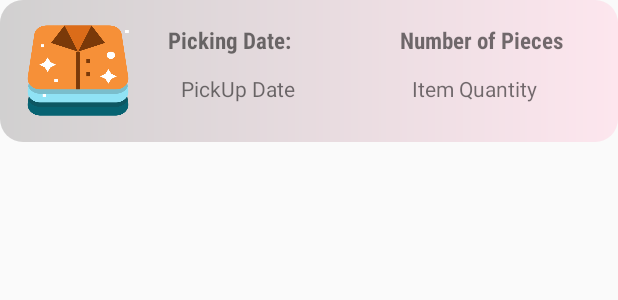
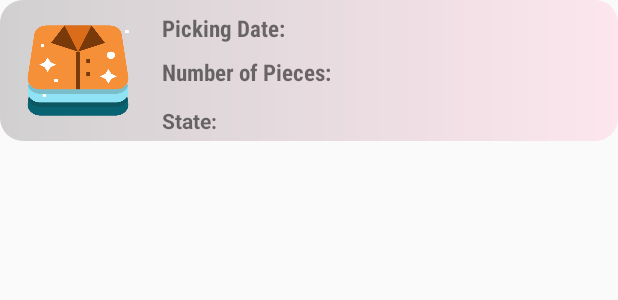
Before and after one commit to CleanLandTeam/CleanLand, an Android app: the layout fragment_my_order.xml on its own in the app's theme, with its tools: preview values and no code run, on a phone screen of 412 x 824 dp. Shown: the top 300 px of the screen. Run offline under Robolectric (Android 15) with nearby library versions, the phone set to English and light mode, and no system bars.

Commit message:
changed designs

```diff
--- a/app/src/main/AndroidManifest.xml
+++ b/app/src/main/AndroidManifest.xml
@@ -61,7 +61,8 @@
 
         </activity>
 
-        <activity android:name=".activities.confirmSignUpActivity" />
+        <activity android:name=".activities.confirmSignUpActivity"
+            android:theme="@style/AppTheme.NoActionBar"/>
         <activity
             android:name=".activities.LoginActivity"
             android:theme="@style/AppTheme.NoActionBar" />
--- a/app/src/main/res/layout/fragment_my_order.xml
+++ b/app/src/main/res/layout/fragment_my_order.xml
@@ -25,51 +25,71 @@
     <TextView
         android:id="@+id/textView3"
         android:layout_width="wrap_content"
-        android:layout_height="wrap_content"
-        android:layout_marginStart="24dp"
-        android:layout_marginLeft="24dp"
-        android:layout_marginTop="16dp"
+        android:layout_height="21dp"
+        android:layout_marginStart="20dp"
+        android:layout_marginLeft="20dp"
+        android:layout_marginTop="8dp"
         android:fontFamily="sans-serif-condensed"
-        android:textSize="15dp"
         android:text="Picking Date:"
+        android:textSize="15sp"
         android:textStyle="bold"
         app:layout_constraintStart_toEndOf="@+id/rowItemImageView"
         app:layout_constraintTop_toTopOf="parent" />
 
     <TextView
-        android:id="@+id/pickUpDateFragment"
-        android:layout_width="121dp"
-        android:layout_height="45dp"
-        android:layout_marginTop="12dp"
-        android:text="PickUp Date"
-        app:layout_constraintEnd_toStartOf="@+id/quantityItemFragment"
-        app:layout_constraintHorizontal_bias="0.5"
+        android:id="@+id/stateItemFragment"
+        android:layout_width="42dp"
+        android:layout_height="wrap_content"
+        android:layout_marginStart="4dp"
+        android:layout_marginLeft="4dp"
+        android:textStyle="bold"
+        app:layout_constraintBaseline_toBaselineOf="@+id/stateTextView"
+        app:layout_constraintStart_toEndOf="@+id/stateTextView" />
+
+    <TextView
+        android:id="@+id/quantityItemFragment"
+        android:layout_width="106dp"
+        android:layout_height="wrap_content"
+        android:layout_marginStart="4dp"
+        android:layout_marginLeft="4dp"
+        android:textStyle="bold"
+        app:layout_constraintBaseline_toBaselineOf="@+id/textView4"
+        app:layout_constraintStart_toEndOf="@+id/textView4" />
+
+    <TextView
+        android:id="@+id/textView4"
+        android:layout_width="wrap_content"
+        android:layout_height="25dp"
+        android:layout_marginStart="20dp"
+        android:layout_marginLeft="20dp"
+        android:layout_marginTop="8dp"
+        android:fontFamily="sans-serif-condensed"
+        android:text="Number of Pieces:"
+        android:textSize="15sp"
+        android:textStyle="bold"
         app:layout_constraintStart_toEndOf="@+id/rowItemImageView"
         app:layout_constraintTop_toBottomOf="@+id/textView3" />
 
     <TextView
-        android:id="@+id/textView4"
-        android:layout_width="wrap_content"
+        android:id="@+id/pickUpDateFragment"
+        android:layout_width="80dp"
         android:layout_height="wrap_content"
-        android:layout_marginTop="16dp"
-        android:text="Number of Pieces"
+        android:layout_marginStart="4dp"
+        android:layout_marginLeft="4dp"
         android:textStyle="bold"
-        android:fontFamily="sans-serif-condensed"
-        android:textSize="15dp"
-        app:layout_constraintEnd_toEndOf="parent"
-        app:layout_constraintHorizontal_bias="0.663"
-        app:layout_constraintStart_toEndOf="@+id/textView3"
-        app:layout_constraintTop_toTopOf="parent" />
+        app:layout_constraintBaseline_toBaselineOf="@+id/textView3"
+        app:layout_constraintStart_toEndOf="@+id/textView3" />
 
     <TextView
-        android:id="@+id/quantityItemFragment"
-        android:layout_width="121dp"
-        android:layout_height="45dp"
-        android:layout_marginTop="12dp"
-        android:layout_marginEnd="16dp"
-        android:layout_marginRight="16dp"
-        android:text="Item Quantity"
-        app:layout_constraintEnd_toEndOf="parent"
+        android:id="@+id/stateTextView"
+        android:layout_width="wrap_content"
+        android:layout_height="22dp"
+        android:layout_marginStart="20dp"
+        android:layout_marginLeft="20dp"
+        android:layout_marginTop="8dp"
+        android:text="State:"
+        android:textStyle="bold"
+        app:layout_constraintStart_toEndOf="@+id/rowItemImageView"
         app:layout_constraintTop_toBottomOf="@+id/textView4" />
 
 
```
Also changed, not shown: app/src/main/java/com/example/cleanland/activities/LoginActivity.java (+24 -3 lines), app/src/main/java/com/example/cleanland/activities/MyOrders.java (+22 -11 lines), app/src/main/java/com/example/cleanland/activities/confirmSignUpActivity.java (+31 -10 lines), app/src/main/java/com/example/cleanland/utils/SpacingRecyclerView.java (added, +20 -0 lines), app/src/main/res/layout/activity_confirm_sign_up_page.xml (+58 -15 lines), app/src/main/res/layout/activity_my_orders.xml (+16 -20 lines).
